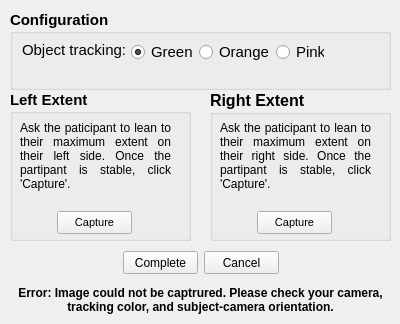
Qt form calibraterotation.ui (rkovessy/VeWalker) before a commit.
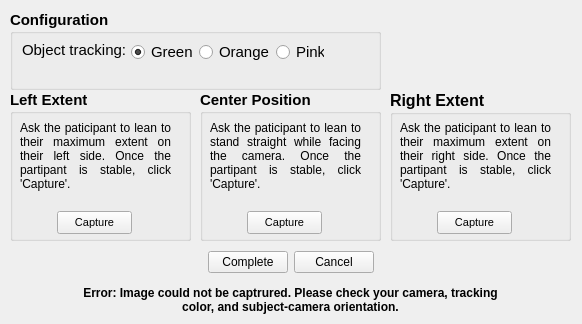
The same form after that commit.

Commit message: Added ability to capture center calibration value in clibrateRotation.

```diff
--- a/calibraterotation.ui
+++ b/calibraterotation.ui
@@ -6,7 +6,7 @@
    <rect>
     <x>0</x>
     <y>0</y>
-    <width>400</width>
+    <width>582</width>
     <height>324</height>
    </rect>
   </property>
@@ -82,7 +82,7 @@
   <widget class="QGroupBox" name="groupBox_2">
    <property name="geometry">
     <rect>
-     <x>210</x>
+     <x>390</x>
      <y>90</y>
      <width>181</width>
      <height>151</height>
@@ -145,41 +145,15 @@
     </property>
    </widget>
   </widget>
-  <widget class="QPushButton" name="completeButton">
-   <property name="geometry">
-    <rect>
-     <x>123</x>
-     <y>251</y>
-     <width>75</width>
-     <height>23</height>
-    </rect>
-   </property>
-   <property name="text">
-    <string>Complete</string>
-   </property>
-  </widget>
-  <widget class="QPushButton" name="cancelButton">
-   <property name="geometry">
-    <rect>
-     <x>204</x>
-     <y>251</y>
-     <width>75</width>
-     <height>23</height>
-    </rect>
-   </property>
-   <property name="text">
-    <string>Cancel</string>
-   </property>
-  </widget>
   <widget class="QLabel" name="captureError">
    <property name="enabled">
     <bool>true</bool>
    </property>
    <property name="geometry">
     <rect>
-     <x>5</x>
+     <x>75</x>
      <y>280</y>
-     <width>391</width>
+     <width>431</width>
      <height>41</height>
     </rect>
    </property>
@@ -207,7 +181,7 @@
     <rect>
      <x>10</x>
      <y>10</y>
-     <width>381</width>
+     <width>371</width>
      <height>80</height>
     </rect>
    </property>
@@ -335,6 +309,124 @@
     </property>
    </widget>
   </widget>
+  <widget class="QGroupBox" name="groupBox_4">
+   <property name="geometry">
+    <rect>
+     <x>200</x>
+     <y>90</y>
+     <width>181</width>
+     <height>151</height>
+    </rect>
+   </property>
+   <property name="font">
+    <font>
+     <pointsize>11</pointsize>
+     <weight>75</weight>
+     <bold>true</bold>
+    </font>
+   </property>
+   <property name="title">
+    <string>Center Position</string>
+   </property>
+   <widget class="QPushButton" name="centerCapture">
+    <property name="geometry">
+     <rect>
+      <x>47</x>
+      <y>121</y>
+      <width>75</width>
+      <height>23</height>
+     </rect>
+    </property>
+    <property name="font">
+     <font>
+      <pointsize>8</pointsize>
+      <weight>50</weight>
+      <bold>false</bold>
+     </font>
+    </property>
+    <property name="text">
+     <string>Capture</string>
+    </property>
+   </widget>
+   <widget class="QLabel" name="label_3">
+    <property name="geometry">
+     <rect>
+      <x>10</x>
+      <y>30</y>
+      <width>151</width>
+      <height>71</height>
+     </rect>
+    </property>
+    <property name="font">
+     <font>
+      <pointsize>9</pointsize>
+      <weight>50</weight>
+      <bold>false</bold>
+     </font>
+    </property>
+    <property name="text">
+     <string>Ask the paticipant to lean to stand straight while facing the camera. Once the partipant is stable, click 'Capture'.</string>
+    </property>
+    <property name="alignment">
+     <set>Qt::AlignJustify|Qt::AlignVCenter</set>
+    </property>
+    <property name="wordWrap">
+     <bool>true</bool>
+    </property>
+   </widget>
+  </widget>
+  <widget class="QWidget" name="">
+   <property name="geometry">
+    <rect>
+     <x>20</x>
+     <y>250</y>
+     <width>541</width>
+     <height>25</height>
+    </rect>
+   </property>
+   <layout class="QGridLayout" name="gridLayout">
+    <item row="0" column="0">
+     <spacer name="horizontalSpacer">
+      <property name="orientation">
+       <enum>Qt::Horizontal</enum>
+      </property>
+      <property name="sizeHint" stdset="0">
+       <size>
+        <width>40</width>
+        <height>20</height>
+       </size>
+      </property>
+     </spacer>
+    </item>
+    <item row="0" column="1">
+     <widget class="QPushButton" name="completeButton">
+      <property name="text">
+       <string>Complete</string>
+      </property>
+     </widget>
+    </item>
+    <item row="0" column="2">
+     <widget class="QPushButton" name="cancelButton">
+      <property name="text">
+       <string>Cancel</string>
+      </property>
+     </widget>
+    </item>
+    <item row="0" column="3">
+     <spacer name="horizontalSpacer_2">
+      <property name="orientation">
+       <enum>Qt::Horizontal</enum>
+      </property>
+      <property name="sizeHint" stdset="0">
+       <size>
+        <width>40</width>
+        <height>20</height>
+       </size>
+      </property>
+     </spacer>
+    </item>
+   </layout>
+  </widget>
  </widget>
  <resources/>
  <connections/>
```
The commit also changes 10 other files.
